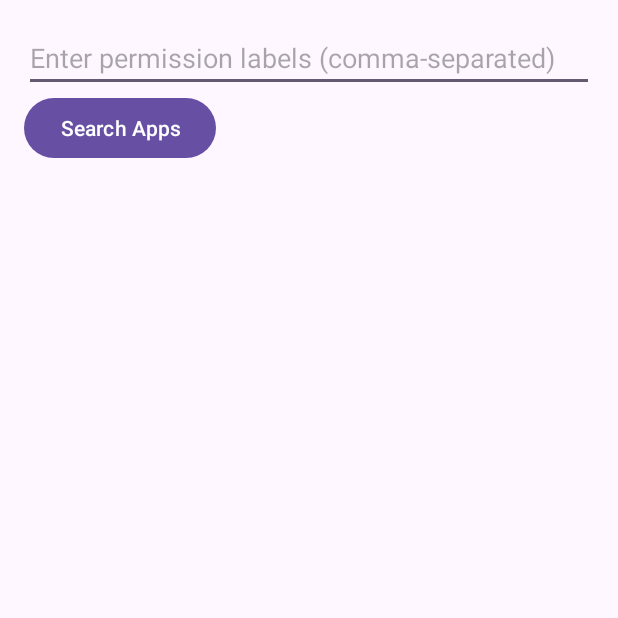
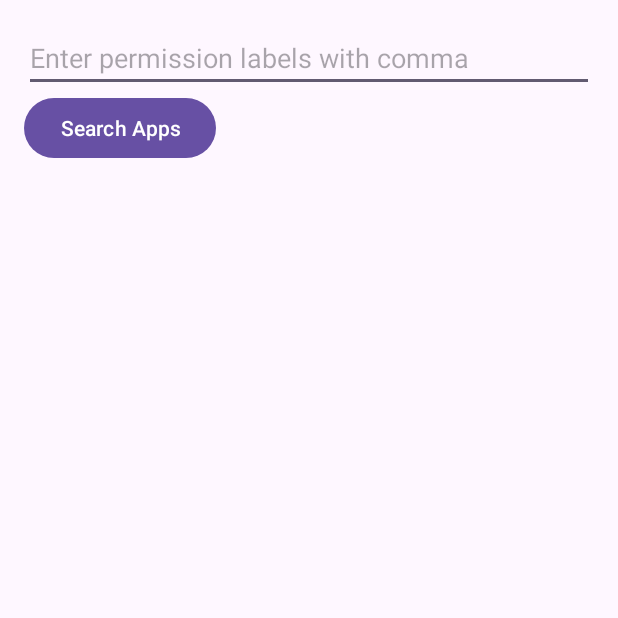
Before and after one commit to Aadityarawat/bugsMirrorAssignment, an Android app: the screen it shows after launch (MainActivity), on a phone screen of 412 x 824 dp, the top half of it. Run offline under Robolectric (Android 15) with nearby library versions, the phone set to English and light mode, and no system bars.

Commit message:
Second commit

```diff
--- a/app/src/main/java/com/example/bugsmirrorassignment/AppListAdapter.kt
+++ b/app/src/main/java/com/example/bugsmirrorassignment/AppListAdapter.kt
@@ -5,6 +5,7 @@ import android.view.LayoutInflater
 import android.view.View
 import android.view.ViewGroup
 import android.widget.ImageView
+import android.widget.LinearLayout
 import android.widget.TextView
 import androidx.recyclerview.widget.RecyclerView
 import com.example.permissionchecker.AppInfo
@@ -17,7 +18,7 @@ class AppListAdapter(
     inner class ViewHolder(view: View) : RecyclerView.ViewHolder(view) {
         val icon: ImageView = view.findViewById(R.id.appIcon)
         val name: TextView = view.findViewById(R.id.appName)
-        val layout: TextView = view.findViewById(R.id.layout)
+        val layout: LinearLayout = view.findViewById(R.id.layout)
 
     }
 
--- a/app/src/main/res/layout/activity_main.xml
+++ b/app/src/main/res/layout/activity_main.xml
@@ -7,7 +7,7 @@
 
     <EditText
         android:id="@+id/permissionInput"
-        android:hint="Enter permission labels (comma-separated)"
+        android:hint="Enter permission labels with comma"
         android:layout_width="match_parent"
         android:layout_height="wrap_content"/>
 
```
